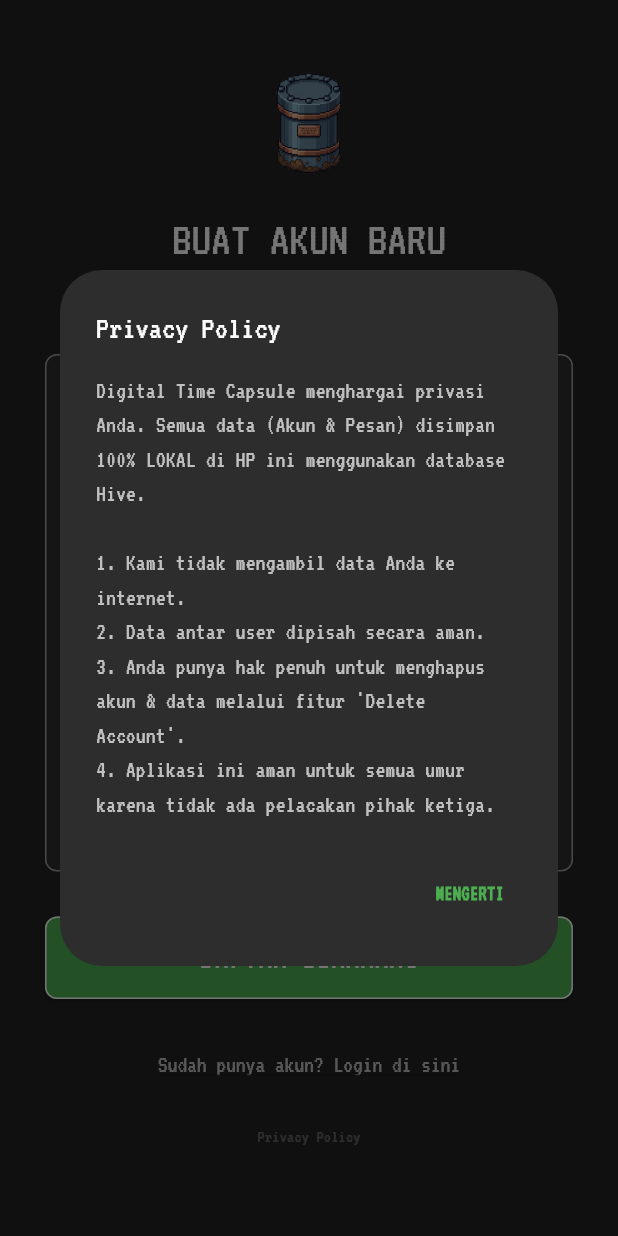
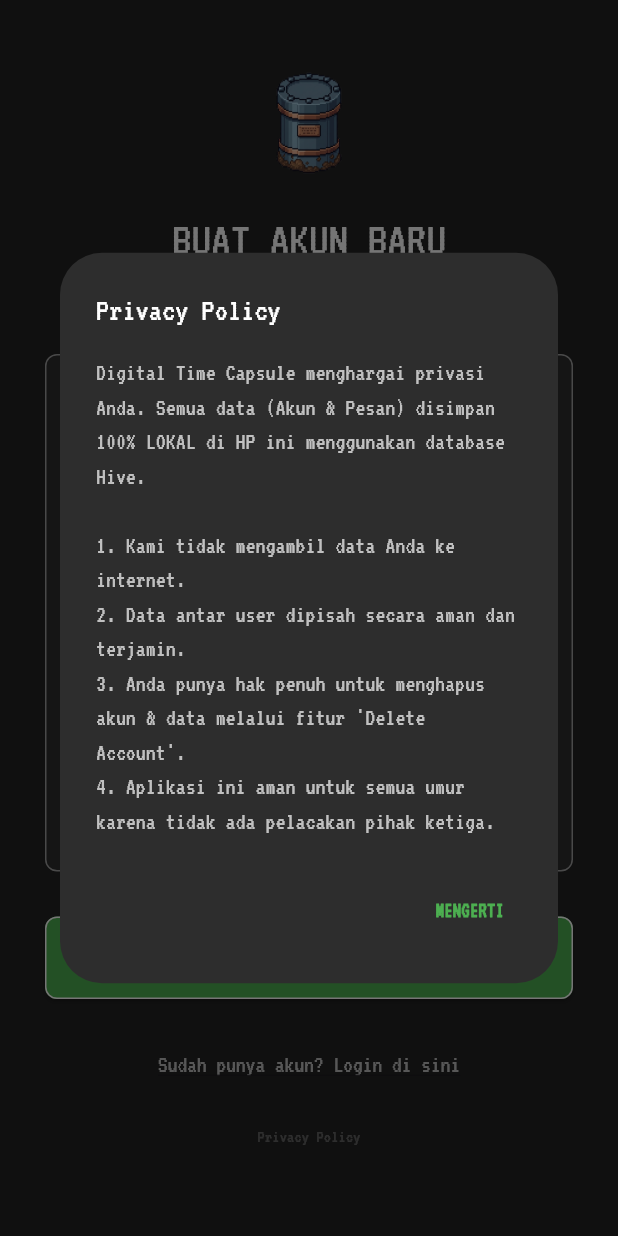
Before and after one commit to hafanza/digital_time_capsule, a Flutter app: the RegisterScreen screen opened directly, after a tap on "Privacy Policy", on a phone screen of 412 x 824 dp. Run offline on Flutter 3.47's test engine with Material 3 defaults, Android fonts, the phone set to English and light mode, and no system bars; our stand-ins replace hive, hive_flutter; accounts and stored records are empty.

Commit message:
update privacy policy

```diff
--- a/lib/register_screen.dart
+++ b/lib/register_screen.dart
@@ -88,7 +88,7 @@ class _RegisterScreenState extends State<RegisterScreen> {
             child: const Text(
               "Digital Time Capsule menghargai privasi Anda. Semua data (Akun & Pesan) disimpan 100% LOKAL di HP ini menggunakan database Hive.\n\n"
                   "1. Kami tidak mengambil data Anda ke internet.\n"
-                  "2. Data antar user dipisah secara aman.\n"
+                  "2. Data antar user dipisah secara aman dan terjamin.\n"
                   "3. Anda punya hak penuh untuk menghapus akun & data melalui fitur 'Delete Account'.\n"
                   "4. Aplikasi ini aman untuk semua umur karena tidak ada pelacakan pihak ketiga.",
               style: TextStyle(color: Colors.white70, fontFamily: 'VT323', fontSize: 16),
```
